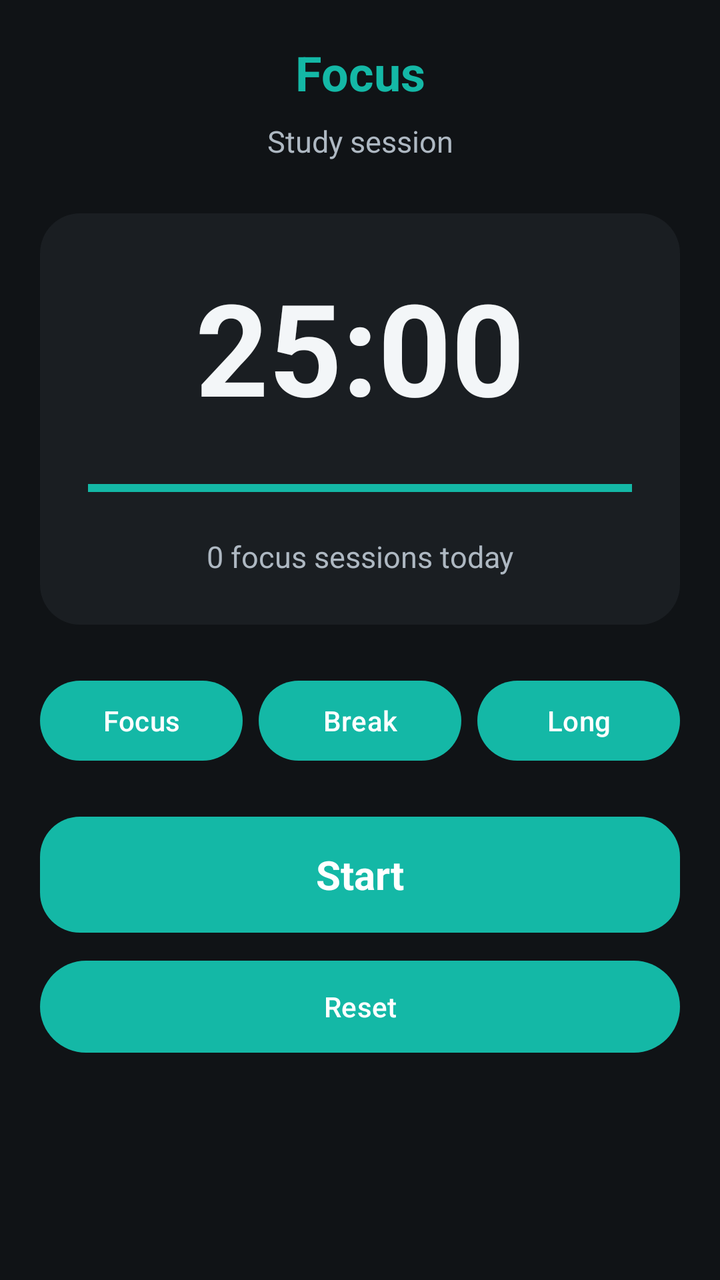
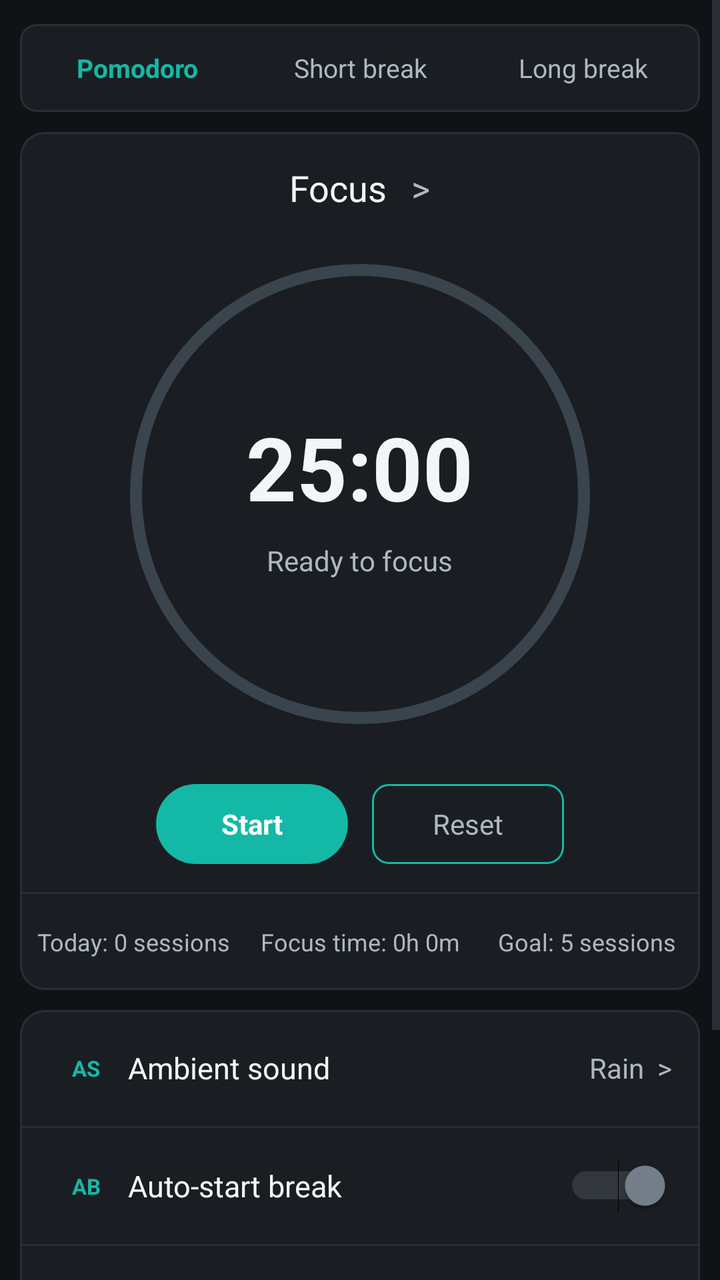

Screens rendered from an Android XML layout before and after an edit, with the pre-edit source and the edit as a unified diff.
<!-- AndroidManifest.xml: application theme Theme.TaskManagerApp -->
<!-- res/layout/fragment_pomodoro.xml -->
<?xml version="1.0" encoding="utf-8"?>
<androidx.constraintlayout.widget.ConstraintLayout xmlns:android="http://schemas.android.com/apk/res/android"
    xmlns:app="http://schemas.android.com/apk/res-auto"
    android:layout_width="match_parent"
    android:layout_height="match_parent"
    android:background="@color/colorBackground">

    <LinearLayout
        android:id="@+id/pomodoroContent"
        android:layout_width="0dp"
        android:layout_height="0dp"
        android:gravity="center_horizontal"
        android:orientation="vertical"
        android:padding="20dp"
        android:background="@color/colorBackground"
        app:layout_constraintBottom_toBottomOf="parent"
        app:layout_constraintEnd_toEndOf="parent"
        app:layout_constraintStart_toStartOf="parent"
        app:layout_constraintTop_toTopOf="parent">

        <TextView
            android:id="@+id/tvPomodoroMode"
            android:layout_width="match_parent"
            android:layout_height="wrap_content"
            android:gravity="center"
            android:text="Focus"
            android:textColor="@color/colorAddAction"
            android:textSize="24sp"
            android:textStyle="bold" />

        <TextView
            android:id="@+id/tvPomodoroSubtitle"
            android:layout_width="match_parent"
            android:layout_height="wrap_content"
            android:layout_marginTop="8dp"
            android:gravity="center"
            android:text="Study session"
            android:textColor="@color/colorOnSurfaceVariant"
            android:textSize="15sp" />

        <LinearLayout
            android:layout_width="match_parent"
            android:layout_height="wrap_content"
            android:layout_marginTop="26dp"
            android:background="@drawable/bg_pomodoro_panel"
            android:gravity="center_horizontal"
            android:orientation="vertical"
            android:padding="24dp">

            <TextView
                android:id="@+id/tvPomodoroTime"
                android:layout_width="match_parent"
                android:layout_height="wrap_content"
                android:gravity="center"
                android:text="25:00"
                android:textColor="@color/colorOnSurface"
                android:textSize="64sp"
                android:textStyle="bold" />

            <ProgressBar
                android:id="@+id/progressPomodoro"
                style="?android:attr/progressBarStyleHorizontal"
                android:layout_width="match_parent"
                android:layout_height="12dp"
                android:layout_marginTop="22dp"
                android:max="1500"
                android:progress="1500"
                android:progressTint="@color/colorAddAction"
                android:progressBackgroundTint="@color/colorSurfaceVariant" />

            <TextView
                android:id="@+id/tvPomodoroRounds"
                android:layout_width="match_parent"
                android:layout_height="wrap_content"
                android:layout_marginTop="18dp"
                android:gravity="center"
                android:text="0 focus sessions today"
                android:textColor="@color/colorOnSurfaceVariant"
                android:textSize="15sp" />
        </LinearLayout>

        <LinearLayout
            android:layout_width="match_parent"
            android:layout_height="wrap_content"
            android:layout_marginTop="24dp"
            android:gravity="center"
            android:orientation="horizontal">

            <Button
                android:id="@+id/btnPomodoroFocus"
                android:layout_width="0dp"
                android:layout_height="48dp"
                android:layout_weight="1"
                android:text="Focus" />

            <Button
                android:id="@+id/btnPomodoroShortBreak"
                android:layout_width="0dp"
                android:layout_height="48dp"
                android:layout_marginStart="8dp"
                android:layout_weight="1"
                android:text="Break" />

            <Button
                android:id="@+id/btnPomodoroLongBreak"
                android:layout_width="0dp"
                android:layout_height="48dp"
                android:layout_marginStart="8dp"
                android:layout_weight="1"
                android:text="Long" />
        </LinearLayout>

        <TextView
            android:id="@+id/btnPomodoroStartPause"
            android:layout_width="match_parent"
            android:layout_height="58dp"
            android:layout_marginTop="24dp"
            android:background="@drawable/bg_pomodoro_primary_button"
            android:gravity="center"
            android:text="Start"
            android:textColor="@android:color/white"
            android:textSize="20sp"
            android:textStyle="bold" />

        <Button
            android:id="@+id/btnPomodoroReset"
            android:layout_width="match_parent"
            android:layout_height="54dp"
            android:layout_marginTop="10dp"
            android:text="Reset" />
    </LinearLayout>
</androidx.constraintlayout.widget.ConstraintLayout>
<!-- resources referenced by this layout -->
<resources>
  <color name="colorAddAction">#14B8A6</color>
  <color name="colorBackground">#101316</color>
  <color name="colorOnSurface">#F3F6F8</color>
  <color name="colorOnSurfaceVariant">#AEB8C2</color>
  <color name="colorSurfaceVariant">#242A30</color>
  <!-- drawable bg_pomodoro_panel (drawable) -->
  <?xml version="1.0" encoding="utf-8"?>
  <shape xmlns:android="http://schemas.android.com/apk/res/android">
      <solid android:color="@color/colorSurface" />
      <corners android:radius="20dp" />
  </shape>
  <!-- drawable bg_pomodoro_primary_button (drawable) -->
  <?xml version="1.0" encoding="utf-8"?>
  <shape xmlns:android="http://schemas.android.com/apk/res/android">
      <solid android:color="@color/colorAddAction" />
      <corners android:radius="20dp" />
  </shape>
  <style name="Theme.TaskManagerApp" parent="Base.Theme.TaskManagerApp" />
  <color name="colorSurface">#1A1E22</color>
  <style name="Base.Theme.TaskManagerApp" parent="Theme.Material3.DayNight.NoActionBar">
          <item name="colorPrimary">@color/colorPrimary</item>
          <item name="colorOnPrimary">@color/colorOnPrimary</item>
          <item name="colorPrimaryContainer">@color/colorPrimaryContainer</item>
          <item name="colorOnPrimaryContainer">@color/colorOnPrimaryContainer</item>
          <item name="colorSecondary">@color/colorSecondary</item>
          <item name="colorOnSecondary">@color/colorOnSecondary</item>
          <item name="android:colorBackground">@color/colorBackground</item>
          <item name="colorOnBackground">@color/colorOnBackground</item>
          <item name="colorSurface">@color/colorSurface</item>
          <item name="colorOnSurface">@color/colorOnSurface</item>
          <item name="colorSurfaceVariant">@color/colorSurfaceVariant</item>
          <item name="colorOnSurfaceVariant">@color/colorOnSurfaceVariant</item>
          <item name="colorOutline">@color/colorOutline</item>
      </style>
  <color name="colorPrimary">#14B8A6</color>
  <color name="colorOnPrimary">#FFFFFF</color>
  <color name="colorPrimaryContainer">#123E3A</color>
  <color name="colorOnPrimaryContainer">#DDFCF7</color>
  <color name="colorSecondary">#77818C</color>
  <color name="colorOnSecondary">#FFFFFF</color>
  <color name="colorOnBackground">#F2F5F7</color>
  <color name="colorOutline">#3A444C</color>
</resources>

<!-- the commit's change to res/layout/fragment_pomodoro.xml (unified diff, before → after) -->
@@ -5,128 +5,384 @@
     android:layout_height="match_parent"
     android:background="@color/colorBackground">
 
-    <LinearLayout
-        android:id="@+id/pomodoroContent"
+    <ScrollView
+        android:id="@+id/pomodoroScroll"
         android:layout_width="0dp"
         android:layout_height="0dp"
-        android:gravity="center_horizontal"
-        android:orientation="vertical"
-        android:padding="20dp"
-        android:background="@color/colorBackground"
+        android:clipToPadding="false"
+        android:fillViewport="true"
+        android:paddingBottom="18dp"
         app:layout_constraintBottom_toBottomOf="parent"
         app:layout_constraintEnd_toEndOf="parent"
         app:layout_constraintStart_toStartOf="parent"
         app:layout_constraintTop_toTopOf="parent">
 
-        <TextView
-            android:id="@+id/tvPomodoroMode"
+        <LinearLayout
+            android:id="@+id/pomodoroContent"
             android:layout_width="match_parent"
             android:layout_height="wrap_content"
-            android:gravity="center"
-            android:text="Focus"
-            android:textColor="@color/colorAddAction"
-            android:textSize="24sp"
-            android:textStyle="bold" />
-
-        <TextView
-            android:id="@+id/tvPomodoroSubtitle"
-            android:layout_width="match_parent"
-            android:layout_height="wrap_content"
-            android:layout_marginTop="8dp"
-            android:gravity="center"
-            android:text="Study session"
-            android:textColor="@color/colorOnSurfaceVariant"
-            android:textSize="15sp" />
-
-        <LinearLayout
-            android:layout_width="match_parent"
-            android:layout_height="wrap_content"
-            android:layout_marginTop="26dp"
-            android:background="@drawable/bg_pomodoro_panel"
-            android:gravity="center_horizontal"
             android:orientation="vertical"
-            android:padding="24dp">
-
-            <TextView
-                android:id="@+id/tvPomodoroTime"
+            android:paddingStart="10dp"
+            android:paddingTop="12dp"
+            android:paddingEnd="10dp"
+            android:paddingBottom="92dp">
+
+            <LinearLayout
+                android:id="@+id/pomodoroModeTabs"
+                android:layout_width="match_parent"
+                android:layout_height="44dp"
+                android:background="@drawable/bg_pomodoro_tab_bar"
+                android:baselineAligned="false"
+                android:gravity="center"
+                android:orientation="horizontal"
+                android:padding="3dp">
+
+                <TextView
+                    android:id="@+id/btnPomodoroFocus"
+                    android:layout_width="0dp"
+                    android:layout_height="match_parent"
+                    android:layout_weight="1"
+                    android:gravity="center"
+                    android:text="Pomodoro"
+                    android:textColor="@color/colorAddAction"
+                    android:textSize="13sp"
+                    android:textStyle="bold" />
+
+                <TextView
+                    android:id="@+id/btnPomodoroShortBreak"
+                    android:layout_width="0dp"
+                    android:layout_height="match_parent"
+                    android:layout_weight="1"
+                    android:gravity="center"
+                    android:text="Short break"
+                    android:textColor="@color/colorOnSurfaceVariant"
+                    android:textSize="13sp" />
+
+                <TextView
+                    android:id="@+id/btnPomodoroLongBreak"
+                    android:layout_width="0dp"
+                    android:layout_height="match_parent"
+                    android:layout_weight="1"
+                    android:gravity="center"
+                    android:text="Long break"
+                    android:textColor="@color/colorOnSurfaceVariant"
+                    android:textSize="13sp" />
+            </LinearLayout>
+
+            <LinearLayout
+                android:id="@+id/timerCard"
                 android:layout_width="match_parent"
                 android:layout_height="wrap_content"
-                android:gravity="center"
-                android:text="25:00"
-                android:textColor="@color/colorOnSurface"
-                android:textSize="64sp"
-                android:textStyle="bold" />
-
-            <ProgressBar
-                android:id="@+id/progressPomodoro"
-                style="?android:attr/progressBarStyleHorizontal"
-                android:layout_width="match_parent"
-                android:layout_height="12dp"
-                android:layout_marginTop="22dp"
-                android:max="1500"
-                android:progress="1500"
-                android:progressTint="@color/colorAddAction"
-                android:progressBackgroundTint="@color/colorSurfaceVariant" />
-
-            <TextView
-                android:id="@+id/tvPomodoroRounds"
+                android:layout_marginTop="10dp"
+                android:background="@drawable/bg_pomodoro_card"
+                android:clipToOutline="true"
+                android:orientation="vertical">
+
+                <LinearLayout
+                    android:id="@+id/focusTaskPicker"
+                    android:layout_width="match_parent"
+                    android:layout_height="28dp"
+                    android:layout_marginTop="14dp"
+                    android:clickable="true"
+                    android:focusable="true"
+                    android:gravity="center"
+                    android:orientation="horizontal">
+
+                    <TextView
+                        android:id="@+id/tvFocusTaskTitle"
+                        android:layout_width="wrap_content"
+                        android:layout_height="wrap_content"
+                        android:text="Focus"
+                        android:textColor="@color/colorOnSurface"
+                        android:textSize="18sp" />
+
+                    <TextView
+                        android:layout_width="wrap_content"
+                        android:layout_height="wrap_content"
+                        android:layout_marginStart="12dp"
+                        android:text=">"
+                        android:textColor="@color/colorOnSurfaceVariant"
+                        android:textSize="18sp" />
+                </LinearLayout>
+
+                <FrameLayout
+                    android:id="@+id/timerTapTarget"
+                    android:layout_width="match_parent"
+                    android:layout_height="278dp"
+                    android:clickable="true"
+                    android:focusable="true"
+                    android:paddingTop="10dp"
+                    android:paddingBottom="10dp">
+
+                    <com.google.android.material.progressindicator.CircularProgressIndicator
+                        android:id="@+id/progressPomodoro"
+                        android:layout_width="250dp"
+                        android:layout_height="250dp"
+                        android:layout_gravity="center"
+                        android:indeterminate="false"
+                        android:max="1500"
+                        android:progress="1500"
+                        app:indicatorColor="@color/colorAddAction"
+                        app:indicatorSize="230dp"
+                        app:trackColor="@color/colorOutline"
+                        app:trackThickness="6dp" />
+
+                    <LinearLayout
+                        android:layout_width="wrap_content"
+                        android:layout_height="wrap_content"
+                        android:layout_gravity="center"
+                        android:gravity="center"
+                        android:orientation="vertical">
+
+                        <TextView
+                            android:id="@+id/tvPomodoroTime"
+                            android:layout_width="wrap_content"
+                            android:layout_height="wrap_content"
+                            android:text="25:00"
+                            android:textColor="@color/colorOnSurface"
+                            android:textSize="44sp"
+                            android:textStyle="bold" />
+
+                        <TextView
+                            android:id="@+id/tvPomodoroSubtitle"
+                            android:layout_width="wrap_content"
+                            android:layout_height="wrap_content"
+                            android:layout_marginTop="8dp"
+                            android:text="Ready to focus"
+                            android:textColor="@color/colorOnSurfaceVariant"
+                            android:textSize="14sp" />
+                    </LinearLayout>
+                </FrameLayout>
+
+                <LinearLayout
+                    android:layout_width="match_parent"
+                    android:layout_height="52dp"
+                    android:gravity="center"
+                    android:orientation="horizontal"
+                    android:paddingStart="68dp"
+                    android:paddingEnd="68dp">
+
+                    <TextView
+                        android:id="@+id/btnPomodoroStartPause"
+                        android:layout_width="0dp"
+                        android:layout_height="40dp"
+                        android:layout_weight="1"
+                        android:background="@drawable/bg_pomodoro_primary_button"
+                        android:gravity="center"
+                        android:text="Start"
+                        android:textColor="@color/colorOnPrimary"
+                        android:textSize="14sp"
+                        android:textStyle="bold" />
+
+                    <TextView
+                        android:id="@+id/btnPomodoroReset"
+                        android:layout_width="0dp"
+                        android:layout_height="40dp"
+                        android:layout_marginStart="12dp"
+                        android:layout_weight="1"
+                        android:background="@drawable/bg_pomodoro_secondary_button"
+                        android:gravity="center"
+                        android:text="Reset"
+                        android:textColor="@color/colorOnSurfaceVariant"
+                        android:textSize="14sp" />
+                </LinearLayout>
+
+                <View
+                    android:layout_width="match_parent"
+                    android:layout_height="1dp"
+                    android:layout_marginTop="8dp"
+                    android:background="@color/colorDivider" />
+
+                <LinearLayout
+                    android:layout_width="match_parent"
+                    android:layout_height="48dp"
+                    android:baselineAligned="false"
+                    android:gravity="center"
+                    android:orientation="horizontal">
+
+                    <TextView
+                        android:id="@+id/tvPomodoroRounds"
+                        android:layout_width="0dp"
+                        android:layout_height="wrap_content"
+                        android:layout_weight="1"
+                        android:gravity="center"
+                        android:text="Today: 0 sessions"
+                        android:textColor="@color/colorOnSurfaceVariant"
+                        android:textSize="12sp" />
+
+                    <TextView
+                        android:id="@+id/tvPomodoroFocusTime"
+                        android:layout_width="0dp"
+                        android:layout_height="wrap_content"
+                        android:layout_weight="1"
+                        android:gravity="center"
+                        android:text="Focus time: 0h 0m"
+                        android:textColor="@color/colorOnSurfaceVariant"
+                        android:textSize="12sp" />
+
+                    <TextView
+                        android:id="@+id/tvPomodoroGoal"
+                        android:layout_width="0dp"
+                        android:layout_height="wrap_content"
+                        android:layout_weight="1"
+                        android:gravity="center"
+                        android:text="Goal: 5 sessions"
+                        android:textColor="@color/colorOnSurfaceVariant"
+                        android:textSize="12sp" />
+                </LinearLayout>
+            </LinearLayout>
+
+            <LinearLayout
+                android:id="@+id/pomodoroOptionsCard"
                 android:layout_width="match_parent"
                 android:layout_height="wrap_content"
-                android:layout_marginTop="18dp"
-                android:gravity="center"
-                android:text="0 focus sessions today"
-                android:textColor="@color/colorOnSurfaceVariant"
-                android:textSize="15sp" />
+                android:layout_marginTop="10dp"
+                android:background="@drawable/bg_pomodoro_card"
+                android:clipToOutline="true"
+                android:orientation="vertical">
+
+                <LinearLayout
+                    android:layout_width="match_parent"
+                    android:layout_height="58dp"
+                    android:gravity="center_vertical"
+                    android:orientation="horizontal"
+                    android:paddingStart="16dp"
+                    android:paddingEnd="14dp">
+
+                    <TextView
+                        android:layout_width="34dp"
+                        android:layout_height="34dp"
+                        android:gravity="center"
+                        android:text="AS"
+                        android:textColor="@color/colorAddAction"
+                        android:textSize="11sp"
+                        android:textStyle="bold" />
+
+                    <TextView
+                        android:layout_width="0dp"
+                        android:layout_height="wrap_content"
+                        android:layout_marginStart="4dp"
+                        android:layout_weight="1"
+                        android:text="Ambient sound"
+                        android:textColor="@color/colorOnSurface"
+                        android:textSize="15sp" />
+
+                    <TextView
+                        android:layout_width="wrap_content"
+                        android:layout_height="wrap_content"
+                        android:text="Rain  >"
+                        android:textColor="@color/colorOnSurfaceVariant"
+                        android:textSize="14sp" />
+                </LinearLayout>
+
+                <View
+                    android:layout_width="match_parent"
+                    android:layout_height="1dp"
+                    android:background="@color/colorDivider" />
+
+                <LinearLayout
+                    android:layout_width="match_parent"
+                    android:layout_height="58dp"
+                    android:gravity="center_vertical"
+                    android:orientation="horizontal"
+                    android:paddingStart="16dp"
+                    android:paddingEnd="14dp">
+
+                    <TextView
+                        android:layout_width="34dp"
+                        android:layout_height="34dp"
+                        android:gravity="center"
+                        android:text="AB"
+                        android:textColor="@color/colorAddAction"
+                        android:textSize="11sp"
+                        android:textStyle="bold" />
+
+                    <TextView
+                        android:layout_width="0dp"
+                        android:layout_height="wrap_content"
+                        android:layout_marginStart="4dp"
+                        android:layout_weight="1"
+                        android:text="Auto-start break"
+                        android:textColor="@color/colorOnSurface"
+                        android:textSize="15sp" />
+
+                    <Switch
+                        android:id="@+id/switchAutoBreak"
+                        android:layout_width="wrap_content"
+                        android:layout_height="wrap_content"
+                        android:checked="true" />
+                </LinearLayout>
+
+                <View
+                    android:layout_width="match_parent"
+                    android:layout_height="1dp"
+                    android:background="@color/colorDivider" />
+
+                <LinearLayout
+                    android:layout_width="match_parent"
+                    android:layout_height="58dp"
+                    android:gravity="center_vertical"
+                    android:orientation="horizontal"
+                    android:paddingStart="16dp"
+                    android:paddingEnd="14dp">
+
+                    <TextView
+                        android:layout_width="34dp"
+                        android:layout_height="34dp"
+                        android:gravity="center"
+                        android:text="BD"
+                        android:textColor="@color/colorAddAction"
+                        android:textSize="11sp"
+                        android:textStyle="bold" />
+
+                    <TextView
+                        android:layout_width="0dp"
+                        android:layout_height="wrap_content"
+                        android:layout_marginStart="4dp"
+                        android:layout_weight="1"
+                        android:text="Block distractions"
+                        android:textColor="@color/colorOnSurface"
+                        android:textSize="15sp" />
+
+                    <TextView
+                        android:layout_width="wrap_content"
+                        android:layout_height="wrap_content"
+                        android:text=">"
+                        android:textColor="@color/colorOnSurfaceVariant"
+                        android:textSize="20sp" />
+                </LinearLayout>
+            </LinearLayout>
+
+            <LinearLayout
+                android:id="@+id/pomodoroTodayCard"
+                android:layout_width="match_parent"
+                android:layout_height="wrap_content"
+                android:layout_marginTop="10dp"
+                android:background="@drawable/bg_pomodoro_card"
+                android:clipToOutline="true"
+                android:orientation="vertical"
+                android:paddingStart="16dp"
+                android:paddingTop="14dp"
+                android:paddingEnd="16dp"
+                android:paddingBottom="12dp"
+                android:visibility="gone">
+
+                <TextView
+                    android:layout_width="match_parent"
+                    android:layout_height="wrap_content"
+                    android:text="Today"
+                    android:textColor="@color/colorOnSurface"
+                    android:textSize="15sp"
+                    android:textStyle="bold" />
+
+                <LinearLayout
+                    android:id="@+id/pomodoroTodayList"
+                    android:layout_width="match_parent"
+                    android:layout_height="wrap_content"
+                    android:layout_marginTop="8dp"
+                    android:orientation="vertical" />
+            </LinearLayout>
+
         </LinearLayout>
-
-        <LinearLayout
-            android:layout_width="match_parent"
-            android:layout_height="wrap_content"
-            android:layout_marginTop="24dp"
-            android:gravity="center"
-            android:orientation="horizontal">
-
-            <Button
-                android:id="@+id/btnPomodoroFocus"
-                android:layout_width="0dp"
-                android:layout_height="48dp"
-                android:layout_weight="1"
-                android:text="Focus" />
-
-            <Button
-                android:id="@+id/btnPomodoroShortBreak"
-                android:layout_width="0dp"
-                android:layout_height="48dp"
-                android:layout_marginStart="8dp"
-                android:layout_weight="1"
-                android:text="Break" />
-
-            <Button
-                android:id="@+id/btnPomodoroLongBreak"
-                android:layout_width="0dp"
-                android:layout_height="48dp"
-                android:layout_marginStart="8dp"
-                android:layout_weight="1"
-                android:text="Long" />
-        </LinearLayout>
-
-        <TextView
-            android:id="@+id/btnPomodoroStartPause"
-            android:layout_width="match_parent"
-            android:layout_height="58dp"
-            android:layout_marginTop="24dp"
-            android:background="@drawable/bg_pomodoro_primary_button"
-            android:gravity="center"
-            android:text="Start"
-            android:textColor="@android:color/white"
-            android:textSize="20sp"
-            android:textStyle="bold" />
-
-        <Button
-            android:id="@+id/btnPomodoroReset"
-            android:layout_width="match_parent"
-            android:layout_height="54dp"
-            android:layout_marginTop="10dp"
-            android:text="Reset" />
-    </LinearLayout>
+    </ScrollView>
 </androidx.constraintlayout.widget.ConstraintLayout>
<!-- resource entries referenced after the edit -->
@@ -2,20 +2,33 @@
 <resources>
   <color name="colorAddAction">#14B8A6</color>
   <color name="colorBackground">#101316</color>
+  <color name="colorDivider">#263039</color>
   <color name="colorOnSurface">#F3F6F8</color>
   <color name="colorOnSurfaceVariant">#AEB8C2</color>
   <color name="colorSurfaceVariant">#242A30</color>
-  <!-- drawable bg_pomodoro_panel (drawable) -->
-  <?xml version="1.0" encoding="utf-8"?>
-  <shape xmlns:android="http://schemas.android.com/apk/res/android">
-      <solid android:color="@color/colorSurface" />
-      <corners android:radius="20dp" />
-  </shape>
   <!-- drawable bg_pomodoro_primary_button (drawable) -->
   <?xml version="1.0" encoding="utf-8"?>
   <shape xmlns:android="http://schemas.android.com/apk/res/android">
       <solid android:color="@color/colorAddAction" />
       <corners android:radius="20dp" />
+  </shape>
+  <!-- drawable bg_pomodoro_secondary_button (drawable) -->
+  <?xml version="1.0" encoding="utf-8"?>
+  <shape xmlns:android="http://schemas.android.com/apk/res/android">
+      <solid android:color="@android:color/transparent" />
+      <stroke
+          android:width="1dp"
+          android:color="@color/colorAddAction" />
+      <corners android:radius="8dp" />
+  </shape>
+  <!-- drawable bg_pomodoro_tab_bar (drawable) -->
+  <?xml version="1.0" encoding="utf-8"?>
+  <shape xmlns:android="http://schemas.android.com/apk/res/android">
+      <solid android:color="@color/colorSurface" />
+      <stroke
+          android:width="1dp"
+          android:color="@color/colorDivider" />
+      <corners android:radius="8dp" />
   </shape>
   <style name="Theme.TaskManagerApp" parent="Base.Theme.TaskManagerApp" />
   <color name="colorSurface">#1A1E22</color>
@@ -42,5 +55,14 @@
   <color name="colorOnSecondary">#FFFFFF</color>
   <color name="colorOnBackground">#F2F5F7</color>
   <color name="colorOutline">#3A444C</color>
+  <!-- drawable bg_pomodoro_card (drawable) -->
+  <?xml version="1.0" encoding="utf-8"?>
+  <shape xmlns:android="http://schemas.android.com/apk/res/android">
+      <solid android:color="@color/colorSurface" />
+      <stroke
+          android:width="1dp"
+          android:color="@color/colorDivider" />
+      <corners android:radius="12dp" />
+  </shape>
 </resources>
 
